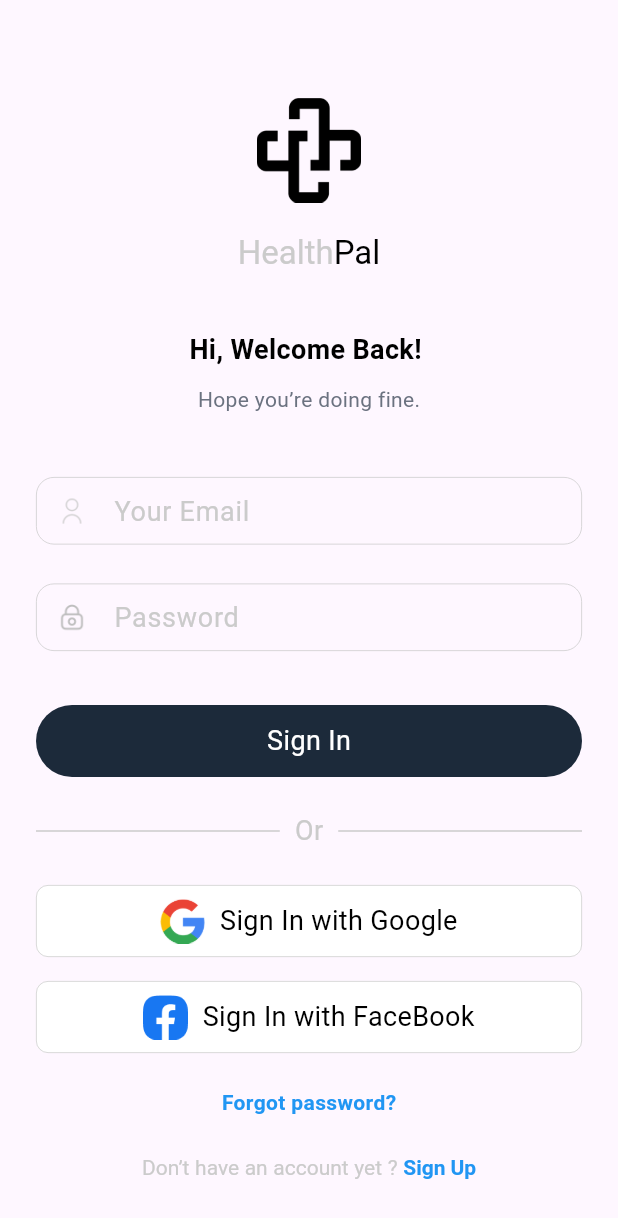
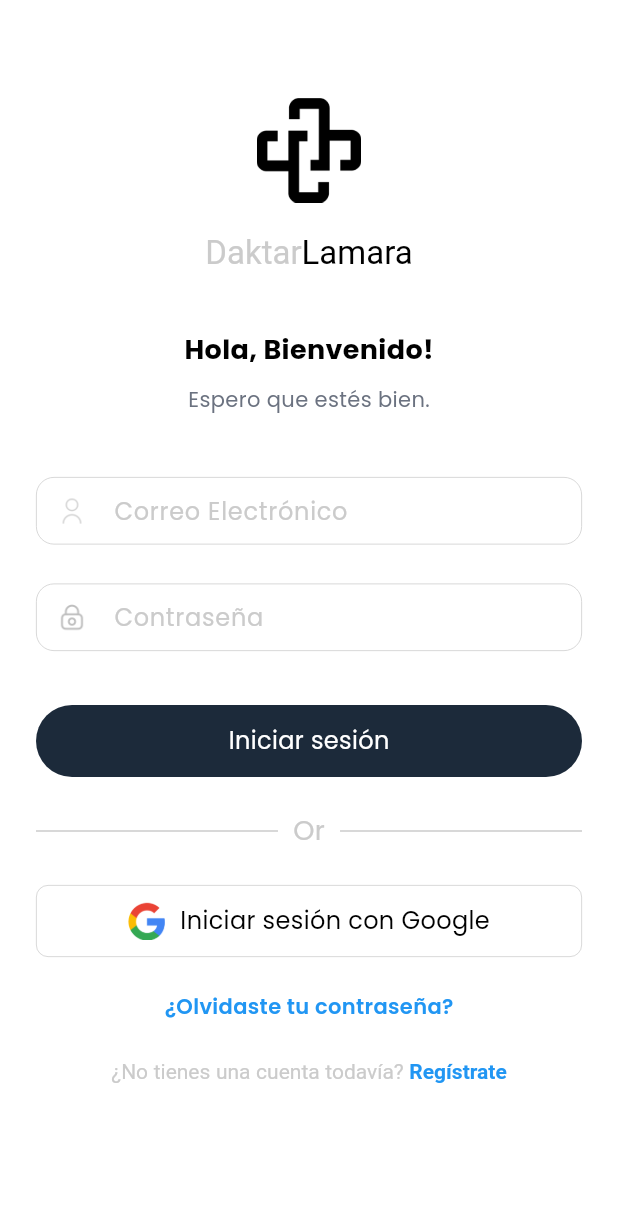
Before and after one commit to manuelduarte077/news-analyzer-api, a Flutter app: the SignInView screen opened directly, on a phone screen of 412 x 824 dp. Shown: the top 1218 px of the screen. Run offline on Flutter 3.47's test engine with Material 3 defaults, Android fonts, the phone set to English and light mode, and no system bars; our stand-ins replace calendar_date_picker2, cloud_firestore, cloud_functions, firebase_auth, firebase_core, firebase_crashlytics and 8 more; accounts and stored records are empty.

Commit message:
feat: add google_fonts dependency and update font sizes in app components

```diff
--- a/healthpal/lib/views/login/login_view.dart
+++ b/healthpal/lib/views/login/login_view.dart
@@ -41,19 +41,17 @@ class _SignInViewState extends State<SignInView> {
                 ),
               ),
             ),
-            const SizedBox(
-              height: 16,
-            ),
+            const SizedBox(height: 16),
             RichText(
               text: const TextSpan(
-                text: 'Health',
+                text: 'Daktar',
                 style: TextStyle(
                   fontSize: 22,
                   color: AppColors.silverColor,
                 ),
                 children: <TextSpan>[
                   TextSpan(
-                    text: 'Pal',
+                    text: 'Lamara',
                     style: TextStyle(
                       fontSize: 22,
                       color: AppColors.blackColor,
@@ -68,7 +66,7 @@ class _SignInViewState extends State<SignInView> {
             const Padding(
               padding: EdgeInsets.only(top: 18.0, bottom: 2),
               child: Text(
-                'Hi, Welcome Back! ',
+                'Hola, Bienvenido!',
                 style: TextStyle(
                   fontSize: 18,
                   fontWeight: FontWeight.bold,
@@ -80,7 +78,7 @@ class _SignInViewState extends State<SignInView> {
               height: 8,
             ),
             const Text(
-              'Hope you’re doing fine.',
+              'Espero que estés bien.',
               style: TextStyle(
                 fontSize: 14,
                 color: Color(0xFF6B7280),
@@ -91,7 +89,7 @@ class _SignInViewState extends State<SignInView> {
             ),
             TextFormFieldCustom(
               controller: addEmailController,
-              hintText: 'Your Email',
+              hintText: 'Correo Electrónico',
               prefixIcon: Padding(
                 padding: const EdgeInsets.all(12.5),
                 child: Image.asset(
@@ -105,7 +103,7 @@ class _SignInViewState extends State<SignInView> {
             ),
             TextFormFieldCustom(
               controller: addPasswordController,
-              hintText: 'Password',
+              hintText: 'Contraseña',
               prefixIcon: Padding(
                 padding: const EdgeInsets.all(12.5),
                 child: Image.asset(
@@ -120,7 +118,7 @@ class _SignInViewState extends State<SignInView> {
             Padding(
               padding: const EdgeInsets.only(top: 20.0),
               child: AppButtonView(
-                text: 'Sign In',
+                text: 'Iniciar sesión',
                 onTap: () {
                   Navigation.removeAllPreviousAndPush(
                       context, const BottomNavigationBarView());
@@ -139,10 +137,10 @@ class _SignInViewState extends State<SignInView> {
             AppButtonView(
               iconTextWidth: 10,
               isSizeBox: true,
-              imgHeight: 30,
+              imgHeight: 25,
               isImage: true,
               image: LocalImages.icGoogleLogo,
-              text: 'Sign In with Google',
+              text: 'Iniciar sesión con Google',
               color: Colors.white,
               textColor: Colors.black,
               onTap: () {},
@@ -152,28 +150,7 @@ class _SignInViewState extends State<SignInView> {
               ),
               borderRadius: BorderRadius.circular(8),
             ),
-            const SizedBox(
-              height: 16,
-            ),
-            AppButtonView(
-              iconTextWidth: 10,
-              isSizeBox: true,
-              imgHeight: 30,
-              isImage: true,
-              image: LocalImages.icFaceBookLogo,
-              text: 'Sign In with FaceBook',
-              color: Colors.white,
-              textColor: Colors.black,
-              onTap: () {},
-              border: Border.all(
-                color: Colors.black.withOpacity(0.2),
-                width: 0.5,
-              ),
-              borderRadius: BorderRadius.circular(8),
-            ),
-            const SizedBox(
-              height: 23,
-            ),
+            const SizedBox(height: 23),
             GestureDetector(
               onTap: () {
                 Navigation.pushReplacement(
@@ -182,11 +159,12 @@ class _SignInViewState extends State<SignInView> {
                 );
               },
               child: const Text(
-                'Forgot password?',
+                '¿Olvidaste tu contraseña?',
                 style: TextStyle(
-                    fontSize: 14,
-                    color: Colors.blue,
-                    fontWeight: FontWeight.w600),
+                  fontSize: 14,
+                  color: Colors.blue,
+                  fontWeight: FontWeight.w600,
+                ),
               ),
             ),
             const SizedBox(
@@ -194,14 +172,14 @@ class _SignInViewState extends State<SignInView> {
             ),
             RichText(
               text: TextSpan(
-                text: 'Don’t have an account yet ? ',
+                text: '¿No tienes una cuenta todavía? ',
                 style: const TextStyle(
                   color: AppColors.silverColor,
                   fontSize: 14,
                 ),
                 children: <TextSpan>[
                   TextSpan(
-                    text: 'Sign Up',
+                    text: 'Regístrate',
                     recognizer: TapGestureRecognizer()
                       ..onTap = () {
                         Navigation.pushReplacement(
@@ -210,9 +188,10 @@ class _SignInViewState extends State<SignInView> {
                         );
                       },
                     style: const TextStyle(
-                        fontSize: 14,
-                        color: Colors.blue,
-                        fontWeight: FontWeight.w600),
+                      fontSize: 14,
+                      color: Colors.blue,
+                      fontWeight: FontWeight.w600,
+                    ),
                   ),
                 ],
               ),
--- a/healthpal/lib/views/signup/signup_view.dart
+++ b/healthpal/lib/views/signup/signup_view.dart
@@ -40,14 +40,14 @@ class _SignUpViewState extends State<SignUpView> {
             ),
             RichText(
               text: const TextSpan(
-                text: 'Health',
+                text: 'Daktar',
                 style: TextStyle(
                   fontSize: 22,
                   color: AppColors.silverColor,
                 ),
                 children: <TextSpan>[
                   TextSpan(
-                    text: 'Pal',
+                    text: 'Lamara',
                     style: TextStyle(
                       fontSize: 22,
                       color: AppColors.blackColor,
@@ -59,7 +59,7 @@ class _SignUpViewState extends State<SignUpView> {
             const Padding(
               padding: EdgeInsets.only(top: 18.0, bottom: 2),
               child: Text(
-                'Create Account',
+                'Crear Cuenta',
                 style: TextStyle(
                   fontSize: 18,
                   fontWeight: FontWeight.bold,
@@ -68,7 +68,7 @@ class _SignUpViewState extends State<SignUpView> {
               ),
             ),
             const Text(
-              'We are here to help you!',
+              'Estamos aquí para ayudarte!',
               style: TextStyle(
                 fontSize: 14,
                 color: Color(0xFF6B7280),
@@ -79,7 +79,7 @@ class _SignUpViewState extends State<SignUpView> {
             ),
             TextFormFieldCustom(
               controller: addNameController,
-              hintText: 'Your Name',
+              hintText: 'Nombre',
               prefixIcon: Padding(
                 padding: const EdgeInsets.all(12.5),
                 child: Image.asset(
@@ -94,7 +94,7 @@ class _SignUpViewState extends State<SignUpView> {
             ),
             TextFormFieldCustom(
               controller: addEmailController,
-              hintText: 'Your Email',
+              hintText: 'Correo Electrónico',
               prefixIcon: Padding(
                 padding: const EdgeInsets.all(12.5),
                 child: Image.asset(
@@ -109,7 +109,7 @@ class _SignUpViewState extends State<SignUpView> {
             ),
             TextFormFieldCustom(
               controller: addPasswordController,
-              hintText: 'Password',
+              hintText: 'Contraseña',
               prefixIcon: Padding(
                 padding: const EdgeInsets.all(12.5),
                 child: Image.asset(
@@ -125,7 +125,7 @@ class _SignUpViewState extends State<SignUpView> {
             Padding(
               padding: const EdgeInsets.only(top: 20.0),
               child: AppButtonView(
-                text: 'Create Account',
+                text: 'Crear Cuenta',
                 onTap: () {
                   Navigation.push(
                     context,
@@ -137,38 +137,17 @@ class _SignUpViewState extends State<SignUpView> {
             const SizedBox(
               height: 20,
             ),
-            const OrDivider(
-              text: 'Or',
-            ),
+            const OrDivider(text: 'O'),
             const SizedBox(
               height: 20,
             ),
             AppButtonView(
               iconTextWidth: 10,
               isSizeBox: true,
-              imgHeight: 30,
+              imgHeight: 25,
               isImage: true,
               image: LocalImages.icGoogleLogo,
-              text: 'Continue with Google',
-              color: Colors.white,
-              textColor: Colors.black,
-              onTap: () {},
-              border: Border.all(
-                color: Colors.black.withOpacity(0.2),
-                width: 0.5,
-              ),
-              borderRadius: BorderRadius.circular(8),
-            ),
-            const SizedBox(
-              height: 20,
-            ),
-            AppButtonView(
-              iconTextWidth: 10,
-              isSizeBox: true,
-              imgHeight: 30,
-              isImage: true,
-              image: LocalImages.icFaceBookLogo,
-              text: 'Continue with FaceBook',
+              text: 'Continuar con Google',
               color: Colors.white,
               textColor: Colors.black,
               onTap: () {},
@@ -183,14 +162,14 @@ class _SignUpViewState extends State<SignUpView> {
             ),
             RichText(
               text: TextSpan(
-                text: 'Do you have an account ? ',
+                text: '¿Ya tienes una cuenta? ',
                 style: const TextStyle(
                   color: AppColors.silverColor,
                   fontSize: 14,
                 ),
                 children: <TextSpan>[
                   TextSpan(
-                    text: 'Sign In',
+                    text: 'Iniciar Sesión',
                     recognizer: TapGestureRecognizer()
                       ..onTap = () {
                         Navigation.pushReplacement(
@@ -199,9 +178,10 @@ class _SignUpViewState extends State<SignUpView> {
                         );
                       },
                     style: const TextStyle(
-                        fontSize: 14,
-                        color: Colors.blue,
-                        fontWeight: FontWeight.w600),
+                      fontSize: 14,
+                      color: Colors.blue,
+                      fontWeight: FontWeight.w600,
+                    ),
                   ),
                 ],
               ),
--- a/healthpal/lib/views/splash/splash_view.dart
+++ b/healthpal/lib/views/splash/splash_view.dart
@@ -2,7 +2,6 @@ import 'package:flutter/material.dart';
 import 'package:healthpal/core/navigation/navigator.dart';
 import 'package:healthpal/utils/app_colors/app_colors.dart';
 import 'package:healthpal/utils/app_images/app_images.dart';
-import 'package:healthpal/utils/app_strings/app_strings.dart';
 import 'package:healthpal/views/intro/intro_view.dart';
 
 class SplashView extends StatefulWidget {
--- a/healthpal/lib/widgets/app_button/app_button.dart
+++ b/healthpal/lib/widgets/app_button/app_button.dart
@@ -60,7 +60,7 @@ class AppButtonView extends StatelessWidget {
             Text(
               text ?? '',
               style: TextStyle(
-                fontSize: 18,
+                fontSize: 16,
                 color: textColor ?? AppColors.whiteColor,
               ),
             ),
--- a/healthpal/lib/widgets/app_text_from_field/app_text_from_field_view.dart
+++ b/healthpal/lib/widgets/app_text_from_field/app_text_from_field_view.dart
@@ -85,9 +85,10 @@ class TextFormFieldCustom extends StatelessWidget {
               filled: true,
               fillColor: fillColor ?? Colors.transparent,
               hintStyle: const TextStyle(
-                  color: AppColors.silverColor,
-                  fontWeight: FontWeight.w400,
-                  fontSize: 18),
+                color: AppColors.silverColor,
+                fontWeight: FontWeight.w400,
+                fontSize: 16,
+              ),
               disabledBorder: OutlineInputBorder(
                 borderRadius:
                     disabledBorderRadius ?? BorderRadius.circular(12.0),
--- a/healthpal/pubspec.yaml
+++ b/healthpal/pubspec.yaml
@@ -15,6 +15,7 @@ dependencies:
   firebase_crashlytics: ^4.1.5
   flutter:
     sdk: flutter
+  google_fonts: ^6.2.1
   loading_indicator: ^3.1.1
   readmore: ^3.0.0
   smooth_page_indicator: ^1.1.0
```
Also changed, not shown: healthpal/lib/main.dart (+15 -1 lines), healthpal/pubspec.lock.
